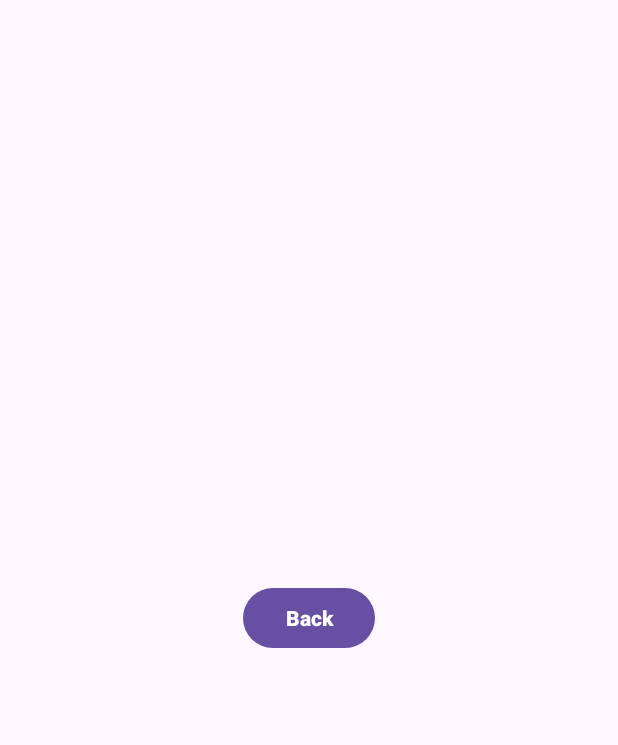
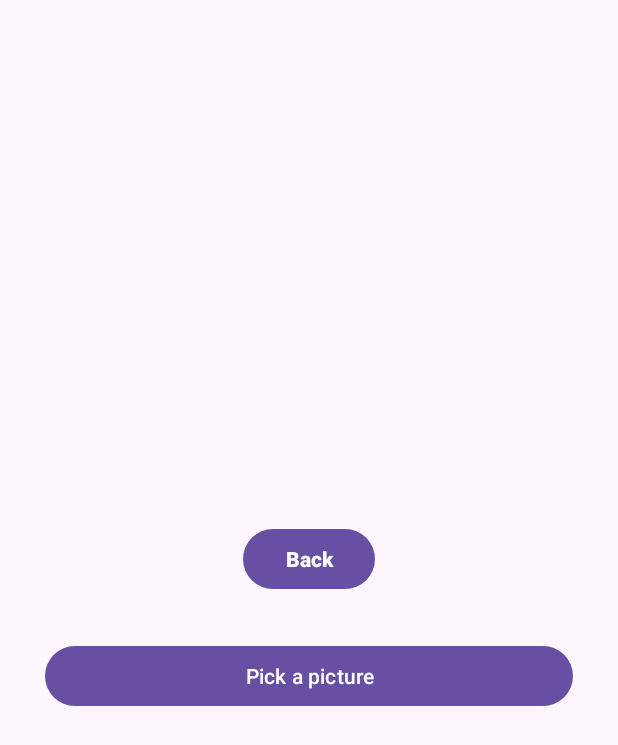
Before and after one commit to tatoken/DogGo, an Android app: the SettingsActivity screen opened directly, with no data from a screen before it, on a phone screen of 412 x 824 dp. Shown: the top 745 px of the screen. Run offline under Robolectric (Android 15) with nearby library versions, the phone set to English and light mode, and no system bars; pictures from the network do not load.

Commit message:
Integrazione ImagePicker (per imageProfile) e salvataggio su Supabase Manca il metodo di Download Rimuovere la feature da settings e integrarla nella pagina di modifica profilo

```diff
--- a/app/src/main/java/com/example/doggo_ourapp/SettingsActivity.kt
+++ b/app/src/main/java/com/example/doggo_ourapp/SettingsActivity.kt
@@ -1,16 +1,38 @@
 package com.example.doggo_ourapp
 
+import android.app.AlertDialog
+import android.content.ContentValues
 import android.content.Intent
+import android.graphics.Bitmap
+import android.graphics.BitmapFactory
+import android.net.Uri
 import android.os.Bundle
+import android.os.Environment
+import android.provider.MediaStore
+import android.util.Log
 import android.widget.Button
+import android.widget.EditText
+import android.widget.ImageView
+import android.widget.Toast
 import androidx.activity.enableEdgeToEdge
+import androidx.activity.result.contract.ActivityResultContracts
 import androidx.appcompat.app.AppCompatActivity
 import androidx.core.view.ViewCompat
 import androidx.core.view.WindowInsetsCompat
+import androidx.lifecycle.lifecycleScope
+import kotlinx.coroutines.launch
+import java.io.File
+import java.io.IOException
+import java.text.SimpleDateFormat
+import java.util.Date
+import java.util.Locale
 
 class SettingsActivity : AppCompatActivity() {
 
     private var back_button: Button?=null
+    private lateinit var btnSelPic: Button
+    private lateinit var ivPic: ImageView
+    private var imageBitmap: Bitmap? = null
 
     override fun onCreate(savedInstanceState: Bundle?) {
         super.onCreate(savedInstanceState)
@@ -22,11 +44,60 @@ class SettingsActivity : AppCompatActivity() {
             insets
         }
 
+        btnSelPic = findViewById(R.id.btnSelPic)
+        ivPic = findViewById(R.id.ivPic)
+
+        btnSelPic.setOnClickListener {
+            selectImageFromGallery()
+        }
+
         back_button=findViewById(R.id.back_button)
         back_button?.setOnClickListener{
             val intent= Intent(this, MainApp::class.java)
             startActivity(intent)
             finish()
         }
+
+
     }
+
+    private fun uploadImageOnSupabase() {
+        if (imageBitmap == null) {
+            Toast.makeText(this, "Nessuna immagine selezionata", Toast.LENGTH_SHORT).show()
+            return
+        }
+
+        val byteArray = bitmapToByteArray(imageBitmap!!)
+
+        lifecycleScope.launch {
+            Log.e("Supabase", "Inizio funzione upload")
+            SupabaseManager.uploadImage("profile-image", "user-image.jpeg", byteArray)
+            Log.e("Supabase", "Fine funzione upload")
+        }
+    }
+
+    private fun bitmapToByteArray(bitmap: Bitmap): ByteArray {
+        val stream = java.io.ByteArrayOutputStream()
+        bitmap.compress(Bitmap.CompressFormat.JPEG, 100, stream)
+        return stream.toByteArray()
+    }
+
+
+
+    private fun selectImageFromGallery()
+    {
+        selectImageFromGalleryResult.launch("image/*")
+    }
+
+    private val selectImageFromGalleryResult =
+        registerForActivityResult(ActivityResultContracts.GetContent()) { uri: Uri? ->
+            uri?.let {
+                ivPic.setImageURI(uri)
+                val inputStream = contentResolver.openInputStream(uri)
+                imageBitmap = BitmapFactory.decodeStream(inputStream)
+                uploadImageOnSupabase()
+                inputStream?.close()
+            }
+        }
+
 }
--- a/app/src/main/res/layout/activity_settings.xml
+++ b/app/src/main/res/layout/activity_settings.xml
@@ -17,4 +17,25 @@
         android:gravity="center"
         android:text="Back"/>
 
+    <Button
+        android:id="@+id/btnSelPic"
+        android:layout_width="match_parent"
+        android:layout_height="wrap_content"
+        app:layout_constraintEnd_toEndOf="parent"
+        app:layout_constraintStart_toStartOf="parent"
+        app:layout_constraintTop_toTopOf="parent"
+        android:text="Pick a picture"
+        android:layout_marginTop="30dp"
+        android:layout_marginStart="30dp"
+        android:layout_marginEnd="30dp" />
+
+    <ImageView
+        android:id="@+id/ivPic"
+        android:layout_width="wrap_content"
+        android:layout_height="wrap_content"
+        app:layout_constraintBottom_toBottomOf="parent"
+        app:layout_constraintEnd_toEndOf="parent"
+        app:layout_constraintStart_toStartOf="parent"
+        app:layout_constraintTop_toBottomOf="@id/btnSelPic" />
+
 </LinearLayout>
```
Also changed, not shown: app/build.gradle.kts (+9 -0 lines), app/src/main/AndroidManifest.xml (+4 -3 lines), app/src/main/java/com/example/doggo_ourapp/SupabaseManager.kt (added, +54 -0 lines).
